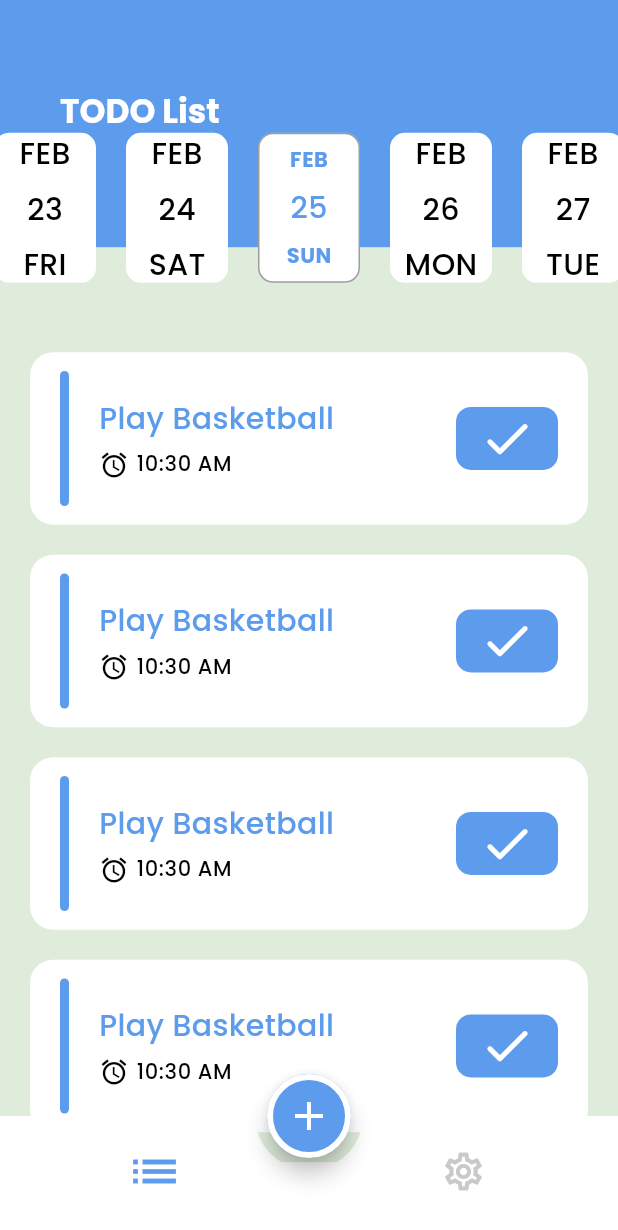
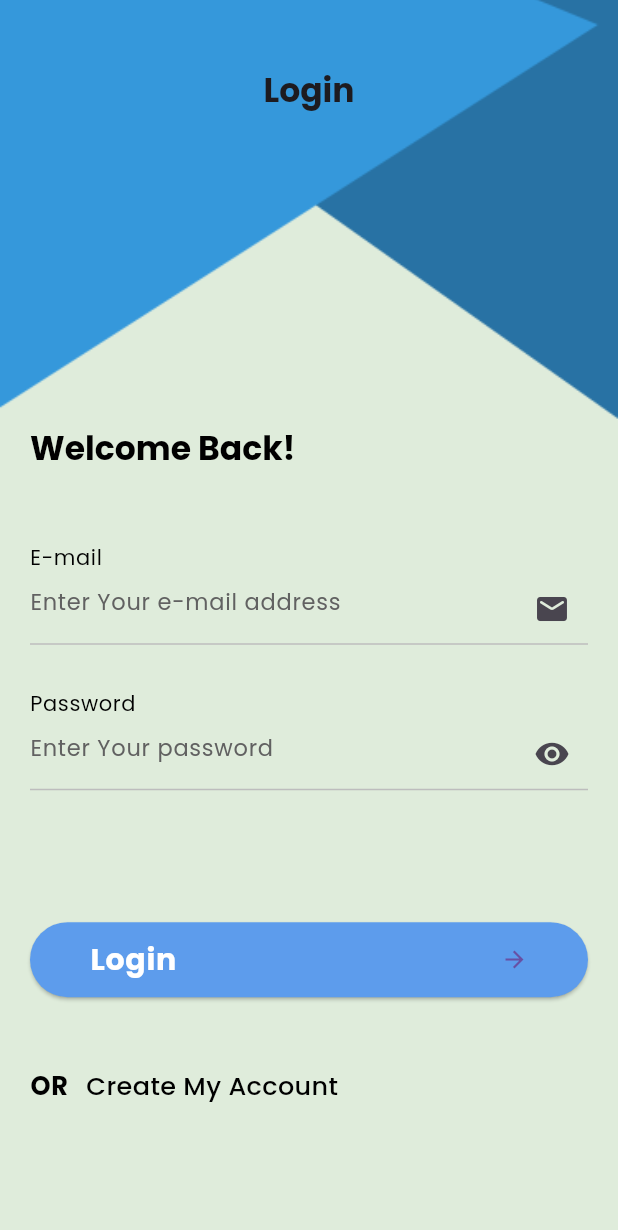
Before and after one commit to AymanAlSamman/todo_app, a Flutter app: the screen it shows after launch, on a phone screen of 412 x 824 dp. Shown: the top 1230 px of the screen. Run offline on Flutter 3.47's test engine with Material 3 defaults, Android fonts, the phone set to English and light mode, and no system bars; drawn by our look-alikes of easy_date_timeline; our stand-ins replace animated_custom_dropdown; generated files the repository leaves out were written again.

Commit message:
Login & Register UI

```diff
--- a/lib/config/constants/application_theme_manager.dart
+++ b/lib/core/config/application_theme_manager.dart
@@ -8,6 +8,19 @@ class ApplicationThemeManager {
   static ThemeData lightTheme = ThemeData(
     primaryColor: primaryColor,
     scaffoldBackgroundColor: const Color(0xffDFECDB),
+
+    //APP BAR
+
+    appBarTheme: const AppBarTheme(
+        elevation: 0,
+        backgroundColor: Colors.transparent,
+        centerTitle: true,
+        toolbarHeight: 120,
+        iconTheme: IconThemeData(
+          color: Colors.white,
+        )),
+
+    // BOTTOM NAVIGATION BAR
     bottomNavigationBarTheme: const BottomNavigationBarThemeData(
         elevation: 0,
         backgroundColor: Colors.transparent,
@@ -29,19 +42,19 @@ class ApplicationThemeManager {
         backgroundColor: primaryColor,
         shape: RoundedRectangleBorder(
             borderRadius: BorderRadius.circular(50),
-            side: BorderSide(
+            side: const BorderSide(
               color: Colors.white,
               width: 4,
             ))),
 
     //BottomAppBarTheme *************************
-    bottomAppBarTheme: BottomAppBarTheme(
+    bottomAppBarTheme: const BottomAppBarTheme(
       color: Colors.white,
       padding: EdgeInsets.zero,
     ),
 
     //TextTheme *******************************
-    textTheme: TextTheme(
+    textTheme: const TextTheme(
       titleLarge: TextStyle(
         fontFamily: "Poppins",
         fontSize: 22,
@@ -73,6 +86,18 @@ class ApplicationThemeManager {
   static ThemeData darkTheme = ThemeData(
     primaryColor: primaryColor,
     scaffoldBackgroundColor: const Color(0xff060E1E),
+
+    //APP BAR
+    appBarTheme: const AppBarTheme(
+        elevation: 0,
+        backgroundColor: Colors.transparent,
+        centerTitle: true,
+        toolbarHeight: 120,
+        iconTheme: IconThemeData(
+          color: Color(0xff060E1E),
+        )),
+
+    // BOTTOM NAVIGATION BAR
     bottomNavigationBarTheme: const BottomNavigationBarThemeData(
       elevation: 0,
       backgroundColor: Colors.transparent,
@@ -95,20 +120,20 @@ class ApplicationThemeManager {
       backgroundColor: primaryColor,
       shape: RoundedRectangleBorder(
           borderRadius: BorderRadius.circular(50),
-          side: BorderSide(
+          side: const BorderSide(
             width: 5,
             color: Color(0xff141922),
           )),
     ),
 
     //BottomAppBarTheme *************************
-    bottomAppBarTheme: BottomAppBarTheme(
+    bottomAppBarTheme: const BottomAppBarTheme(
       color: Color(0xff060E1E),
       padding: EdgeInsets.zero,
     ),
 
     //TextTheme *******************************
-    textTheme: TextTheme(
+    textTheme: const TextTheme(
       titleLarge: TextStyle(
         fontFamily: "Poppins",
         fontSize: 22,
--- /dev/null
+++ b/lib/core/config/constants.dart
@@ -0,0 +1,3 @@
+class Constants {
+  static String baseURL = 'http://';
+}
--- /dev/null
+++ b/lib/core/widgets/custom_text_filed.dart
@@ -0,0 +1,139 @@
+import 'package:flutter/material.dart';
+import 'package:flutter/services.dart';
+
+class CustomTextField extends StatefulWidget {
+  final TextEditingController? controller;
+  final bool? isPassword;
+  final String? hint;
+  final bool? enabled;
+  final int? maxLines, minLines, maxLength;
+  final String? obscuringCharacter, value;
+  final String? Function(String?)? onValidate;
+  final void Function(String?)? onChanged, onFieldSubmitted, onSaved;
+  final void Function()? onEditingComplete, onTap;
+  final TextInputType? keyboardType;
+  final List<TextInputFormatter>? inputFormatters;
+  final Widget? suffixWidget, prefixIcon;
+  final IconData? icon;
+  final TextInputAction? action;
+  final FocusNode? focusNode;
+  final Color? hintColor;
+
+  const CustomTextField({
+    super.key,
+    this.controller,
+    this.isPassword,
+    this.hint,
+    this.enabled,
+    this.obscuringCharacter = "*",
+    this.value,
+    this.onValidate,
+    this.onChanged,
+    this.onFieldSubmitted,
+    this.onEditingComplete,
+    this.onSaved,
+    this.onTap,
+    this.maxLines,
+    this.minLines,
+    this.maxLength,
+    this.keyboardType,
+    this.inputFormatters,
+    this.suffixWidget,
+    this.icon,
+    this.prefixIcon,
+    this.action,
+    this.focusNode,
+    this.hintColor = Colors.white,
+  });
+
+  @override
+  State<CustomTextField> createState() => _CustomTextFieldState();
+}
+
+class _CustomTextFieldState extends State<CustomTextField> {
+  bool obscureText = true;
+
+  @override
+  Widget build(BuildContext context) {
+    var theme = Theme.of(context);
+    return TextFormField(
+      controller: widget.controller,
+      initialValue: widget.value,
+      validator: widget.onValidate,
+      onChanged: widget.onChanged,
+      onEditingComplete: widget.onEditingComplete,
+      onFieldSubmitted: widget.onFieldSubmitted,
+      onSaved: widget.onSaved,
+      onTap: widget.onTap,
+      maxLines: widget.maxLines,
+      minLines: widget.minLines,
+      maxLength: widget.maxLength,
+      obscureText: widget.isPassword ?? false ? obscureText : false,
+      obscuringCharacter: widget.obscuringCharacter!,
+      keyboardType: widget.keyboardType,
+      inputFormatters: widget.inputFormatters,
+      enabled: widget.enabled,
+      style: theme.textTheme.bodyLarge?.copyWith(color: Colors.black),
+      autovalidateMode: AutovalidateMode.onUserInteraction,
+      textInputAction: widget.action ?? TextInputAction.done,
+      focusNode: widget.focusNode,
+      decoration: InputDecoration(
+        suffixIcon: widget.isPassword ?? false
+            ? InkWell(
+                onTap: () {
+                  setState(() {
+                    // true = false
+                    obscureText = !obscureText;
+                  });
+                },
+                child: Icon(
+                  obscureText ? Icons.visibility : Icons.visibility_off,
+                  // color: Colors.grey,
+                ),
+              )
+            : widget.suffixWidget,
+        prefixIcon: widget.prefixIcon,
+        hintText: widget.hint,
+        hintStyle: TextStyle(
+            fontSize: 15,
+            color: widget.hintColor,
+            fontWeight: FontWeight.normal),
+        counterText: "",
+        border: UnderlineInputBorder(),
+        // suffix: isPass widget.suffixWidget,
+        // contentPadding: const EdgeInsets.only(top: 5,left: 5, right: 5),
+        disabledBorder: UnderlineInputBorder(
+          borderSide: BorderSide(
+            color: Colors.grey.shade200,
+            width: 1,
+          ),
+        ),
+        focusedBorder: UnderlineInputBorder(
+          borderRadius: BorderRadius.circular(10),
+          borderSide: BorderSide(
+            color: theme.primaryColor,
+            width: 2.5,
+          ),
+        ),
+        enabledBorder: UnderlineInputBorder(
+          borderSide: BorderSide(
+            color: Colors.grey.shade400,
+            width: 1,
+          ),
+        ),
+        errorStyle: const TextStyle(
+          color: Colors.deepOrangeAccent,
+          fontWeight: FontWeight.w400,
+        ),
+        errorMaxLines: 6,
+        errorBorder: UnderlineInputBorder(
+          borderRadius: BorderRadius.circular(10),
+          borderSide: const BorderSide(
+            color: Colors.deepOrangeAccent,
+            width: 1,
+          ),
+        ),
+      ),
+    );
+  }
+}
--- a/lib/features/layout_view.dart
+++ b/lib/features/layout_view.dart
@@ -5,7 +5,7 @@ import 'package:TODO/features/tasks/page/tasks_view.dart';
 import 'settings_provider/settings_provider.dart';
 
 class LayoutView extends StatelessWidget {
-  static const String routName = 'Layout';
+  static const String routeName = 'Layout';
 
   const LayoutView({super.key});
 
--- /dev/null
+++ b/lib/features/login/page/login_view.dart
@@ -0,0 +1,141 @@
+import 'package:TODO/core/widgets/custom_text_filed.dart';
+import 'package:TODO/features/register/page/register.dart';
+import 'package:flutter/material.dart';
+
+class LoginView extends StatelessWidget {
+  static const String routeName = 'Login';
+
+  const LoginView({super.key});
+
+  @override
+  Widget build(BuildContext context) {
+    var mediaQuery = MediaQuery.of(context).size;
+    var theme = Theme.of(context);
+    return Container(
+      decoration: const BoxDecoration(
+        color: Color(0xffDFECDB),
+        image: DecorationImage(
+            image: AssetImage('assets/images/login.png'), fit: BoxFit.cover),
+      ),
+      child: Scaffold(
+        backgroundColor: Colors.transparent,
+        appBar: AppBar(
+          title: const Text('Login'),
+        ),
+        body: Padding(
+          padding: const EdgeInsets.symmetric(horizontal: 20.0),
+          child: SingleChildScrollView(
+            child: Column(
+              crossAxisAlignment: CrossAxisAlignment.stretch,
+              children: [
+                SizedBox(height: mediaQuery.height * 0.2),
+                Text(
+                  'Welcome Back!',
+                  textAlign: TextAlign.start,
+                  style: theme.textTheme.titleLarge!.copyWith(
+                    color: Colors.black,
+                  ),
+                ),
+
+                const SizedBox(height: 50),
+                Text(
+                  'E-mail',
+                  style: theme.textTheme.bodySmall!
+                      .copyWith(fontWeight: FontWeight.normal),
+                ),
+
+                // E-Mail
+                CustomTextField(
+                  keyboardType: TextInputType.emailAddress,
+                  hint: 'Enter Your e-mail address',
+                  hintColor: Colors.grey.shade700,
+                  suffixWidget: const Icon(Icons.mail_rounded),
+                ),
+
+                const SizedBox(height: 30),
+
+                Text(
+                  'Password',
+                  style: theme.textTheme.bodySmall!
+                      .copyWith(fontWeight: FontWeight.normal),
+                ),
+
+                // Password
+                CustomTextField(
+                  isPassword: true,
+                  maxLines: 1,
+                  hint: 'Enter Your password',
+                  hintColor: Colors.grey.shade700,
+                  suffixWidget: const Icon(Icons.mail_rounded),
+                ),
+
+                const SizedBox(height: 20),
+
+                //Forget Password
+                TextButton(
+                  style:
+                      TextButton.styleFrom(alignment: const Alignment(-1, 30)),
+                  onPressed: () {},
+                  child: Text(
+                    'Forget Password?',
+                    style: theme.textTheme.bodySmall!.copyWith(
+                      fontWeight: FontWeight.normal,
+                    ),
+                  ),
+                ),
+
+                const SizedBox(height: 20),
+
+                // Login Button
+                ElevatedButton(
+                  style: ElevatedButton.styleFrom(
+                    padding: const EdgeInsets.symmetric(
+                        horizontal: 40, vertical: 10),
+                    backgroundColor: theme.primaryColor,
+                  ),
+                  onPressed: () {},
+                  child: Row(
+                    children: [
+                      Text(
+                        'Login',
+                        style: theme.textTheme.bodyLarge!.copyWith(
+                          color: Colors.white,
+                          fontSize: 20,
+                        ),
+                      ),
+                      const Spacer(),
+                      const Icon(Icons.arrow_forward_outlined),
+                    ],
+                  ),
+                ),
+
+                const SizedBox(height: 35),
+
+                // Create account
+                Row(
+                  children: [
+                    Text(
+                      'OR',
+                      style: theme.textTheme.bodyLarge!.copyWith(fontSize: 17),
+                    ),
+                    TextButton(
+                      onPressed: () {
+                        Navigator.pushNamed(context, RegisterView.routeName);
+                      },
+                      child: Text(
+                        'Create My Account',
+                        style: theme.textTheme.bodyMedium!.copyWith(
+                          fontSize: 17,
+                        ),
+                      ),
+                    ),
+                  ],
+                ),
+              ],
+            ),
+          ),
+        ),
+      ),
+    );
+  }
+}
--- a/lib/features/splash/page/splash_view.dart
+++ b/lib/features/splash/page/splash_view.dart
@@ -1,5 +1,6 @@
 import 'dart:async';
 
+import 'package:TODO/features/login/page/login_view.dart';
 import 'package:flutter/material.dart';
 import 'package:provider/provider.dart';
 import 'package:TODO/features/layout_view.dart';
@@ -18,7 +19,7 @@ class _SplashViewState extends State<SplashView> {
   @override
   void initState() {
     Timer(const Duration(seconds: 1), () {
-      Navigator.pushNamed(context, LayoutView.routName);
+      Navigator.pushReplacementNamed(context, LoginView.routeName);
     });
   }
 
--- a/lib/main.dart
+++ b/lib/main.dart
@@ -1,7 +1,9 @@
+import 'package:TODO/core/config/application_theme_manager.dart';
+import 'package:TODO/features/login/page/login_view.dart';
+import 'package:TODO/features/register/page/register.dart';
 import 'package:flutter/material.dart';
 import 'package:provider/provider.dart';
 import 'package:flutter_gen/gen_l10n/app_localizations.dart';
-import 'package:TODO/config/constants/application_theme_manager.dart';
 import 'package:TODO/features/layout_view.dart';
 import 'package:TODO/features/settings_provider/settings_provider.dart';
 import 'package:TODO/features/splash/page/splash_view.dart';
@@ -34,7 +36,9 @@ class MyApp extends StatelessWidget {
       initialRoute: SplashView.routeName,
       routes: {
         SplashView.routeName: (context) => const SplashView(),
-        LayoutView.routName: (context) => const LayoutView(),
+        LayoutView.routeName: (context) => const LayoutView(),
+        LoginView.routeName: (context) => const LoginView(),
+        RegisterView.routeName: (context) => const RegisterView(),
       },
     );
   }
--- a/pubspec.yaml
+++ b/pubspec.yaml
@@ -74,6 +74,7 @@ flutter:
   # To add assets to your application, add an assets section, like this:
   assets:
     - assets/images/
+    - assets/images/login.png
   #   - images/a_dot_ham.jpeg
 
   # An image asset can refer to one or more resolution-specific "variants", see
```
Also changed, not shown: lib/features/register/page/register.dart (added, +122 -0 lines), assets/images/login.png (added), 2 other files.
